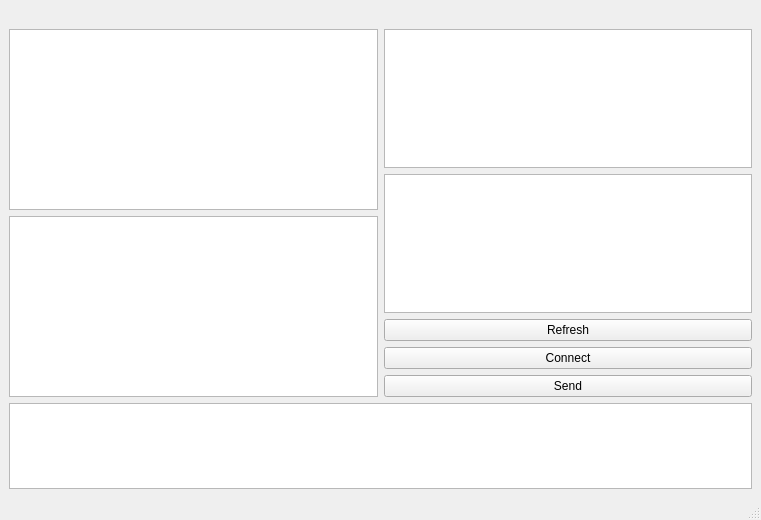
Before: the Qt Designer form m2mfun.ui in seblee/IMCQ, drawn with Qt 5.
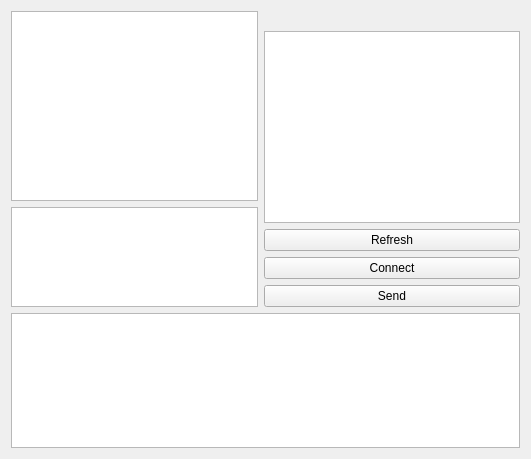
After: the same form once the commit is applied.

Commit message: Adjust interface; receiver view html output

The edit to the form file:
```diff
--- a/m2mfun.ui
+++ b/m2mfun.ui
@@ -1,66 +1,90 @@
 <?xml version="1.0" encoding="UTF-8"?>
 <ui version="4.0">
  <class>M2MFun</class>
- <widget class="QMainWindow" name="M2MFun">
+ <widget class="QWidget" name="M2MFun">
   <property name="geometry">
    <rect>
     <x>0</x>
     <y>0</y>
-    <width>761</width>
-    <height>520</height>
+    <width>531</width>
+    <height>459</height>
    </rect>
   </property>
   <property name="windowTitle">
    <string>m2mfun</string>
   </property>
-  <widget class="QWidget" name="centralwidget">
-   <layout class="QVBoxLayout" name="verticalLayout_3">
+  <layout class="QVBoxLayout" name="verticalLayout_3" stretch="1,0">
     <item>
-     <layout class="QHBoxLayout" name="horizontalLayout">
+    <layout class="QHBoxLayout" name="horizontalLayout" stretch="1,0">
       <item>
-       <layout class="QVBoxLayout" name="verticalLayout_2">
+      <layout class="QVBoxLayout" name="verticalLayout" stretch="1,0">
         <item>
-         <spacer name="horizontalSpacer">
-          <property name="orientation">
-           <enum>Qt::Horizontal</enum>
-          </property>
-          <property name="sizeHint" stdset="0">
+        <widget class="QTextBrowser" name="textBrowserReceive">
+         <property name="sizePolicy">
+          <sizepolicy hsizetype="Expanding" vsizetype="Expanding">
+           <horstretch>0</horstretch>
+           <verstretch>0</verstretch>
+          </sizepolicy>
+         </property>
+        </widget>
+       </item>
+       <item>
+        <widget class="QTextEdit" name="textEditSend">
+         <property name="sizePolicy">
+          <sizepolicy hsizetype="Expanding" vsizetype="Minimum">
+           <horstretch>0</horstretch>
+           <verstretch>0</verstretch>
+          </sizepolicy>
+         </property>
+         <property name="maximumSize">
            <size>
-            <width>40</width>
-            <height>20</height>
-           </size>
-          </property>
-         </spacer>
-        </item>
-        <item>
-         <widget class="QTextEdit" name="textEditReceive">
-          <property name="readOnly">
-           <bool>true</bool>
-          </property>
-         </widget>
-        </item>
-        <item>
-         <widget class="QPlainTextEdit" name="plainTextEditSend"/>
-        </item>
+           <width>16777215</width>
+           <height>100</height>
+          </size>
+         </property>
+        </widget>
+       </item>
        </layout>
       </item>
       <item>
-       <layout class="QVBoxLayout" name="verticalLayout">
+      <layout class="QVBoxLayout" name="verticalLayout_2" stretch="0,1,0,0,0">
         <item>
          <widget class="QLabel" name="labelReceiver">
+         <property name="sizePolicy">
+          <sizepolicy hsizetype="Minimum" vsizetype="Minimum">
+           <horstretch>0</horstretch>
+           <verstretch>0</verstretch>
+          </sizepolicy>
+         </property>
+         <property name="minimumSize">
+          <size>
+           <width>100</width>
+           <height>0</height>
+          </size>
+         </property>
           <property name="text">
            <string/>
           </property>
          </widget>
         </item>
         <item>
-         <widget class="QListWidget" name="listWidget"/>
-        </item>
-        <item>
-         <widget class="QTreeView" name="treeView"/>
+        <widget class="QListWidget" name="listWidget">
+         <property name="sizePolicy">
+          <sizepolicy hsizetype="MinimumExpanding" vsizetype="MinimumExpanding">
+           <horstretch>0</horstretch>
+           <verstretch>0</verstretch>
+          </sizepolicy>
+         </property>
+        </widget>
         </item>
         <item>
          <widget class="QPushButton" name="pushButtonRefresh">
+         <property name="sizePolicy">
+          <sizepolicy hsizetype="MinimumExpanding" vsizetype="MinimumExpanding">
+           <horstretch>0</horstretch>
+           <verstretch>0</verstretch>
+          </sizepolicy>
+         </property>
           <property name="text">
            <string>Refresh</string>
           </property>
@@ -68,6 +92,12 @@
         </item>
         <item>
          <widget class="QPushButton" name="pushButtonConnect">
+         <property name="sizePolicy">
+          <sizepolicy hsizetype="MinimumExpanding" vsizetype="MinimumExpanding">
+           <horstretch>0</horstretch>
+           <verstretch>0</verstretch>
+          </sizepolicy>
+         </property>
           <property name="text">
            <string>Connect</string>
           </property>
@@ -75,6 +105,12 @@
         </item>
         <item>
          <widget class="QPushButton" name="pushButtonSend">
+         <property name="sizePolicy">
+          <sizepolicy hsizetype="MinimumExpanding" vsizetype="MinimumExpanding">
+           <horstretch>0</horstretch>
+           <verstretch>0</verstretch>
+          </sizepolicy>
+         </property>
           <property name="text">
            <string>Send</string>
           </property>
@@ -89,18 +125,6 @@
     </item>
    </layout>
   </widget>
-  <widget class="QMenuBar" name="menubar">
-   <property name="geometry">
-    <rect>
-     <x>0</x>
-     <y>0</y>
-     <width>761</width>
-     <height>22</height>
-    </rect>
-   </property>
-  </widget>
-  <widget class="QStatusBar" name="statusbar"/>
- </widget>
  <resources/>
  <connections>
   <connection>
```
Left out of the diff: 10 changed lines with no effect on the pictures. Lines whose indentation alone changed are shown as unchanged. The commit also changes 10 other files.
